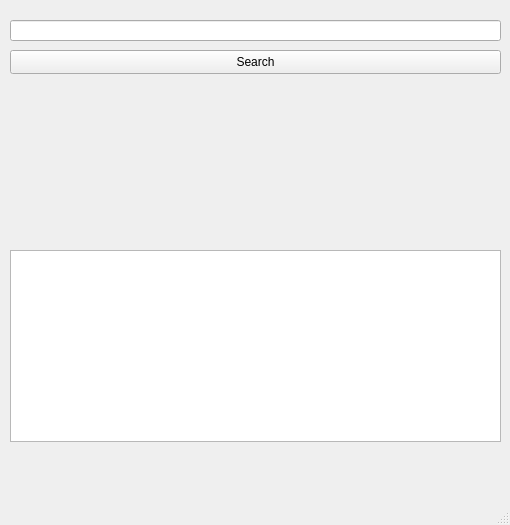
This is weatherapp.ui in domysu/WeatherApp as Qt 5 draws it before an edit. The edited form follows.
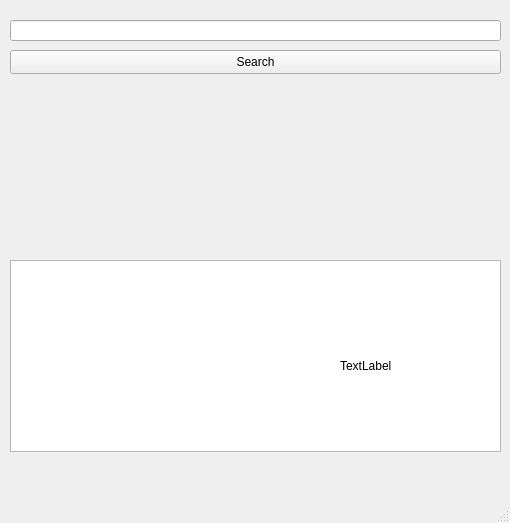
This is the edited form.

Commit message: Changed when showing 5 day forecast it says weekdays instead of day 1, day 2, which was confusing

Patch:
```diff
--- a/weatherapp.ui
+++ b/weatherapp.ui
@@ -7,7 +7,7 @@
     <x>0</x>
     <y>0</y>
     <width>510</width>
-    <height>525</height>
+    <height>523</height>
    </rect>
   </property>
   <property name="windowTitle">
@@ -60,7 +60,7 @@
     <property name="geometry">
      <rect>
       <x>10</x>
-      <y>250</y>
+      <y>260</y>
       <width>491</width>
       <height>192</height>
      </rect>
@@ -79,6 +79,19 @@
      <string/>
     </property>
    </widget>
+   <widget class="QLabel" name="forecastInfo">
+    <property name="geometry">
+     <rect>
+      <x>340</x>
+      <y>310</y>
+      <width>151</width>
+      <height>111</height>
+     </rect>
+    </property>
+    <property name="text">
+     <string>TextLabel</string>
+    </property>
+   </widget>
   </widget>
   <widget class="QStatusBar" name="statusbar"/>
   <action name="actionAsile">
```
The commit also changes 5 other files.
